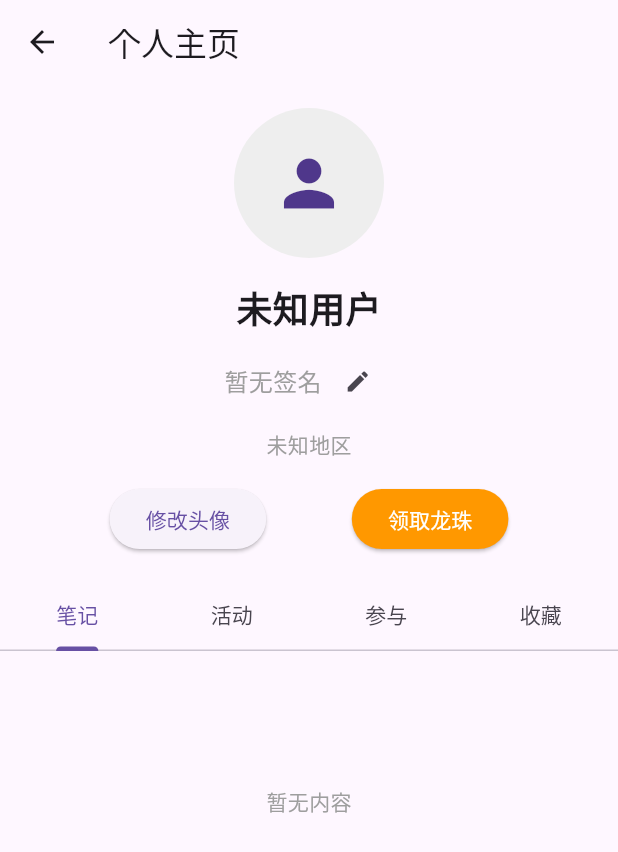
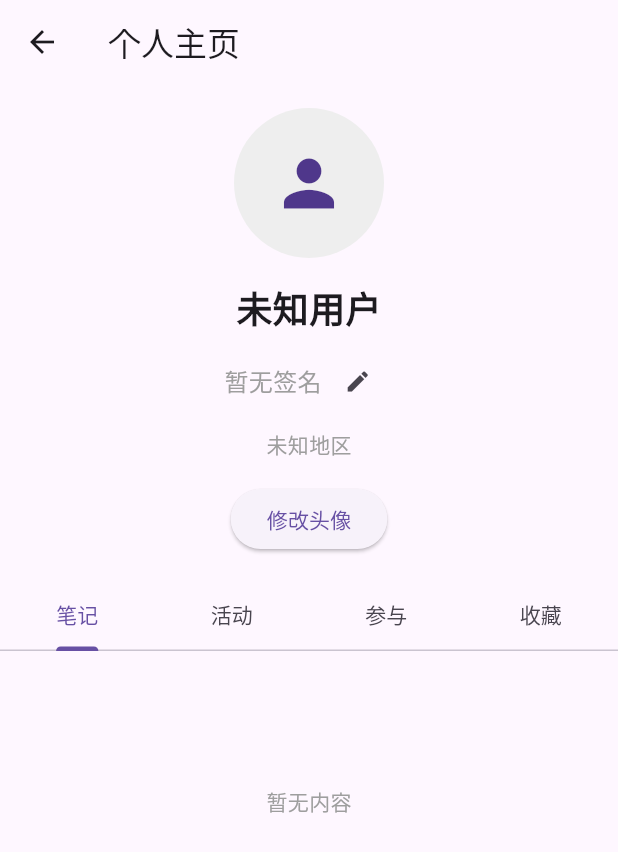
Before and after one commit to zhongdaiqi/yuema, a Flutter app: the PersonalProfileScreen screen opened directly, on a phone screen of 412 x 824 dp. Shown: the top 852 px of the screen. Run offline on Flutter 3.47's test engine with Material 3 defaults, Android fonts, the phone set to English and light mode, and no system bars; our stand-ins replace carousel_slider, device_info_plus, image_picker, shared_preferences, webview_flutter; accounts and stored records are empty; network calls fail.

Commit message:
fix: 移除个人主页「领取龙珠」入口

```diff
--- a/lib/screens/personal_profile_screen.dart
+++ b/lib/screens/personal_profile_screen.dart
@@ -8,7 +8,6 @@ import 'note_detail_screen.dart';
 import 'personal_note_detail_screen.dart'; // 导入个人笔记详情页面
 import 'login_screen.dart'; // 导入登录页面
 import 'avatar_edit_screen.dart'; // 导入头像编辑页面
-import 'longzhu_screen.dart'; // 导入龙珠界面
 
 // 个人主页信息模型
 class PersonalProfile {
@@ -506,7 +505,7 @@ class _PersonalProfileScreenState extends State<PersonalProfileScreen>
 
           // 操作按钮
           Row(
-            mainAxisAlignment: MainAxisAlignment.spaceEvenly,
+            mainAxisAlignment: MainAxisAlignment.center,
             children: [
               ElevatedButton(
                 onPressed: () {
@@ -527,22 +526,6 @@ class _PersonalProfileScreenState extends State<PersonalProfileScreen>
                   });
                 },
                 child: const Text('修改头像'),
-              ),
-              ElevatedButton(
-                onPressed: () {
-                  // 领取龙珠功能 - 进入龙珠界面
-                  Navigator.push(
-                    context,
-                    MaterialPageRoute(
-                      builder: (context) => const LongZhuScreen(),
-                    ),
-                  );
-                },
-                style: ElevatedButton.styleFrom(
-                  backgroundColor: Colors.orange,
-                  foregroundColor: Colors.white,
-                ),
-                child: const Text('领取龙珠'),
               ),
             ],
           ),
```
